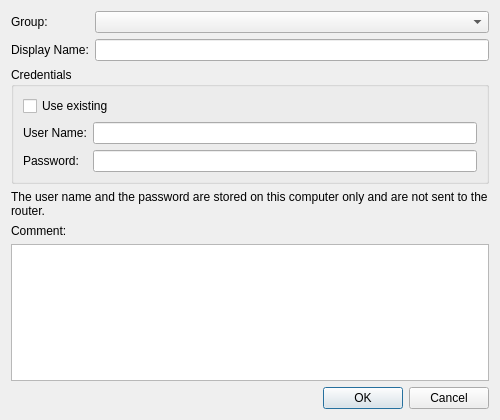
First picture: the form in source/client/desktop/management/router_host_dialog.ui, repository dchapyshev/aspia, before the edit.
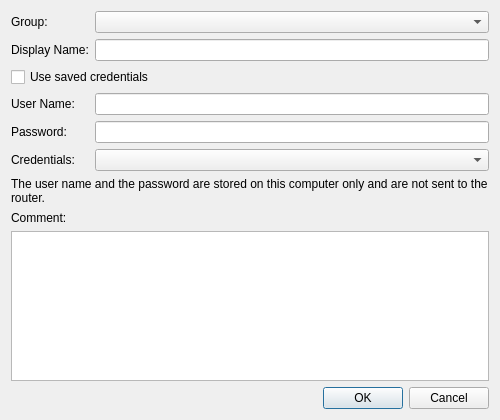
Second picture: the form after the edit. Custom widgets are drawn as their Qt base class.

The edit to the form file:
```diff
--- a/source/client/desktop/management/router_host_dialog.ui
+++ b/source/client/desktop/management/router_host_dialog.ui
@@ -18,7 +18,7 @@
   </property>
   <layout class="QVBoxLayout" name="verticalLayout">
    <item>
-    <layout class="QFormLayout" name="formLayout">
+    <layout class="QGridLayout" name="gridLayout">
      <item row="0" column="0">
       <widget class="QLabel" name="label_group">
        <property name="text">
@@ -39,90 +39,44 @@
      <item row="1" column="1">
       <widget class="QLineEdit" name="edit_display_name"/>
      </item>
-    </layout>
-   </item>
-   <item>
-    <widget class="QGroupBox" name="groupbox_credentials">
-     <property name="title">
-      <string>Credentials</string>
-     </property>
-     <layout class="QVBoxLayout" name="verticalLayout_credentials">
-      <item>
+     <item row="2" column="0" colspan="2">
        <widget class="QCheckBox" name="checkbox_saved_credentials">
         <property name="text">
-         <string>Use existing</string>
+        <string>Use saved credentials</string>
         </property>
        </widget>
       </item>
-      <item>
-       <widget class="QStackedWidget" name="stack_credentials">
-        <property name="sizePolicy">
-         <sizepolicy hsizetype="Preferred" vsizetype="Fixed">
-          <horstretch>0</horstretch>
-          <verstretch>0</verstretch>
-         </sizepolicy>
-        </property>
-        <widget class="QWidget" name="page_own">
-         <layout class="QGridLayout" name="gridLayout_own">
-          <property name="leftMargin">
-           <number>0</number>
-          </property>
-          <property name="topMargin">
-           <number>0</number>
-          </property>
-          <property name="rightMargin">
-           <number>0</number>
-          </property>
-          <property name="bottomMargin">
-           <number>0</number>
-          </property>
-          <item row="0" column="0">
+     <item row="3" column="0">
            <widget class="QLabel" name="label_username">
             <property name="text">
              <string>User Name:</string>
             </property>
            </widget>
           </item>
-          <item row="0" column="1">
+     <item row="3" column="1">
            <widget class="QLineEdit" name="edit_username"/>
           </item>
-          <item row="1" column="0">
+     <item row="4" column="0">
            <widget class="QLabel" name="label_password">
             <property name="text">
              <string>Password:</string>
             </property>
            </widget>
           </item>
-          <item row="1" column="1">
+     <item row="4" column="1">
            <widget class="PasswordEdit" name="edit_password"/>
           </item>
-         </layout>
-        </widget>
-        <widget class="QWidget" name="page_saved_credentials">
-         <layout class="QVBoxLayout" name="verticalLayout_saved_credentials">
-          <property name="leftMargin">
-           <number>0</number>
-          </property>
-          <property name="topMargin">
-           <number>0</number>
-          </property>
-          <property name="rightMargin">
-           <number>0</number>
-          </property>
-          <property name="bottomMargin">
-           <number>0</number>
-          </property>
-          <item>
+     <item row="5" column="0">
+      <widget class="QLabel" name="label_credential">
+       <property name="text">
+        <string>Credentials:</string>
+       </property>
+      </widget>
+     </item>
+     <item row="5" column="1">
            <widget class="QComboBox" name="combo_credential"/>
           </item>
-         </layout>
-        </widget>
-       </widget>
-      </item>
-     </layout>
-    </widget>
-   </item>
-   <item>
+     <item row="6" column="0" colspan="2">
     <widget class="QLabel" name="label_credentials_note">
      <property name="text">
       <string>The user name and the password are stored on this computer only and are not sent to the router.</string>
@@ -131,6 +85,8 @@
       <bool>true</bool>
      </property>
     </widget>
+     </item>
+    </layout>
    </item>
    <item>
     <widget class="QLabel" name="label_comment">
```
Lines whose indentation alone changed are shown as unchanged.
